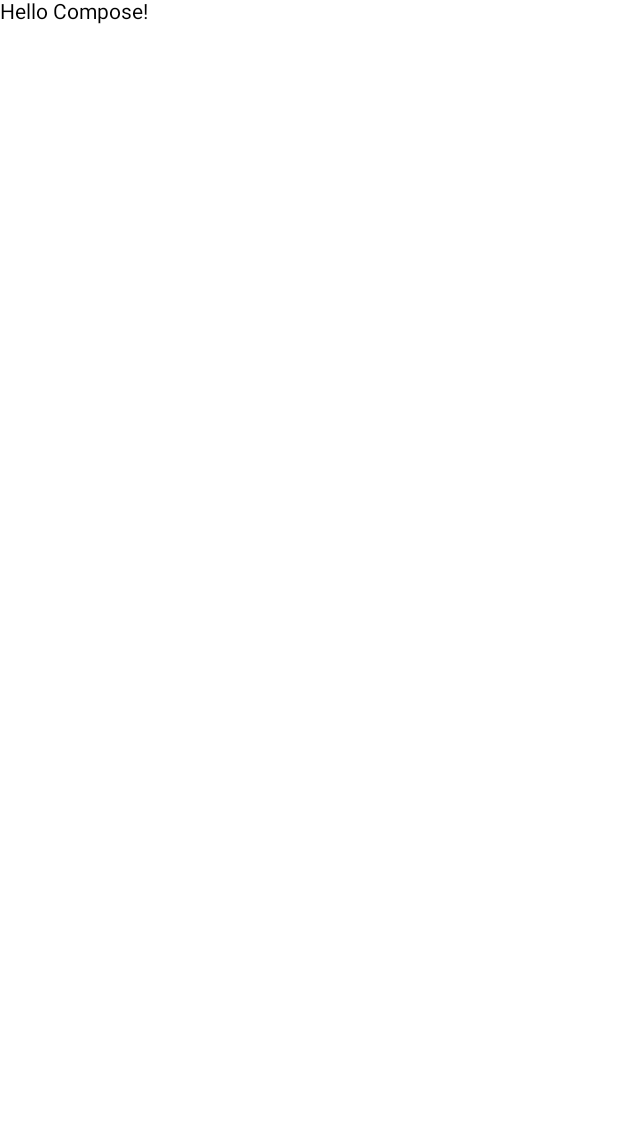
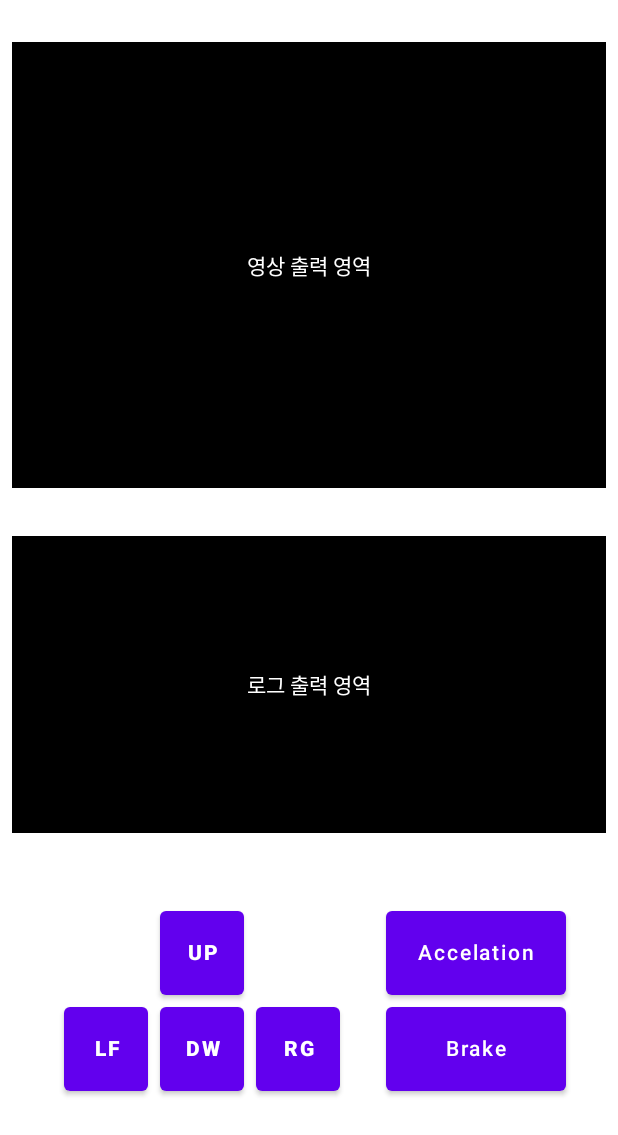
Before and after one commit to byeongkukoh/Exprover, an Android app built with Jetpack Compose: the screen it shows after launch (MainActivity), on a phone screen of 412 x 824 dp. Before the commit the part shown is almost empty. Shown: the top 1135 px of the screen. Run offline under Robolectric (Android 15) with nearby library versions, the phone set to English and light mode, and no system bars.

Commit message:
design: Android UI/UX 구성 - 영상 위치 세팅 - 로그 위치 세팅 - 컨트롤 패널 위치 세팅

```diff
--- a/AndroidController/app/build.gradle.kts
+++ b/AndroidController/app/build.gradle.kts
@@ -51,6 +51,7 @@ dependencies {
     implementation(libs.androidx.core.ktx)
     implementation(libs.androidx.appcompat)
     implementation(libs.material)
+    implementation(libs.androidx.ui.graphics.android)
     testImplementation(libs.junit)
     androidTestImplementation(libs.androidx.junit)
     androidTestImplementation(libs.androidx.espresso.core)
--- a/AndroidController/app/src/main/java/com/rccar/androidcontroller/MainActivity.kt
+++ b/AndroidController/app/src/main/java/com/rccar/androidcontroller/MainActivity.kt
@@ -3,6 +3,7 @@ package com.rccar.androidcontroller
 import android.os.Bundle
 import androidx.activity.ComponentActivity
 import androidx.activity.compose.setContent
+import androidx.compose.foundation.background
 
 import androidx.compose.runtime.Composable
 import androidx.compose.material.Text
@@ -11,17 +12,129 @@ import androidx.compose.foundation.layout.*
 import androidx.compose.ui.Alignment
 import androidx.compose.ui.Modifier
 import androidx.compose.ui.unit.dp
+import androidx.compose.ui.graphics.Color
+import androidx.compose.ui.text.font.FontWeight
+import androidx.compose.ui.text.style.TextAlign
+import androidx.compose.ui.unit.*
+
 
 class MainActivity : ComponentActivity() {
     override fun onCreate(savedInstanceState: Bundle?) {
         super.onCreate(savedInstanceState)
         setContent {
-            MyFirstScreen()
+            MainScreen()
         }
     }
 }
 
+// 메인 화면 구성
 @Composable
-fun MyFirstScreen() {
-    Text(text = "Hello Compose!")
+fun MainScreen() {
+    Column (
+        modifier = Modifier
+            .fillMaxWidth().padding(8.dp),
+        verticalArrangement = Arrangement.Top,
+        horizontalAlignment = Alignment.CenterHorizontally,
+    ) {
+        Spacer(modifier = Modifier.height(20.dp))
+        Box(
+            modifier = Modifier
+                .fillMaxWidth().aspectRatio(4f / 3f).background(Color.Black),
+            contentAlignment = Alignment.Center
+        ) {
+            Text("영상 출력 영역", color = Color.White)
+        }
+        Spacer(modifier = Modifier.height(32.dp))
+        Box(
+            modifier = Modifier
+                .fillMaxWidth().aspectRatio(4f / 2f).background(Color.Black),
+            contentAlignment = Alignment.Center
+        ) {
+            Text("로그 출력 영역", color = Color.White)
+        }
+        Spacer(modifier = Modifier.height(32.dp))
+        ControlPanel()
+    }
 }
+
+// 컨트롤 패널 구성
+@Composable
+fun ControlPanel() {
+    Row(
+        modifier = Modifier
+            .fillMaxWidth().padding(8.dp),
+        horizontalArrangement = Arrangement.SpaceEvenly,
+        verticalAlignment = Alignment.CenterVertically,
+    ) {
+        Column(
+            modifier = Modifier.width(IntrinsicSize.Min),
+            verticalArrangement = Arrangement.Center,
+            horizontalAlignment = Alignment.CenterHorizontally,
+        ) {
+            DirectionGrid()
+        }
+        Column (
+            modifier = Modifier.width(IntrinsicSize.Min),
+            verticalArrangement = Arrangement.Center,
+            horizontalAlignment = Alignment.CenterHorizontally,
+        ) {
+            Button(
+                onClick = { println("눌림")},
+                modifier = Modifier
+                    .width(128.dp).height(64.dp).padding(4.dp),
+            ) {
+                Text("Accelation")
+            }
+            Button(
+                onClick = { println("눌림")},
+                modifier = Modifier
+                    .width(128.dp).height(64.dp).padding(4.dp),
+            ) {
+                Text("Brake")
+            }
+        }
+    }
+}
+
+// 방향키 그리드 구성
+@Composable
+fun DirectionGrid(modifier: Modifier = Modifier) {
+    Column(
+        modifier = modifier
+            .padding(8.dp),
+        verticalArrangement = Arrangement.Center,
+        horizontalAlignment = Alignment.CenterHorizontally,
+    ) {
+        Row (
+            horizontalArrangement = Arrangement.Center,
+        ) {
+            Spacer(modifier = Modifier.size(64.dp))
+            DirectionButton("UP")
+            Spacer(modifier = Modifier.size(64.dp))
+        }
+        Row (
+            horizontalArrangement = Arrangement.Center,
+        ) {
+            DirectionButton("LF")
+            DirectionButton("DW")
+            DirectionButton("RG")
+        }
+    }
+}
+
+// 방향키 버튼 함수
+@Composable
+fun DirectionButton(label: String) {
+    Button(
+        onClick = { println("$label 눌림")},
+        modifier = Modifier
+            .size(64.dp).padding(4.dp),
+    ) {
+        Text(
+            label,
+            fontSize = 14.sp,
+            fontWeight = FontWeight.W900,
+            textAlign = TextAlign.Center
+        )
+    }
+}
--- a/AndroidController/gradle/libs.versions.toml
+++ b/AndroidController/gradle/libs.versions.toml
@@ -7,6 +7,7 @@ junitVersion = "1.2.1"
 espressoCore = "3.6.1"
 appcompat = "1.7.0"
 material = "1.12.0"
+uiGraphicsAndroid = "1.8.2"
 
 [libraries]
 androidx-core-ktx = { group = "androidx.core", name = "core-ktx", version.ref = "coreKtx" }
@@ -15,6 +16,7 @@ androidx-junit = { group = "androidx.test.ext", name = "junit", version.ref = "j
 androidx-espresso-core = { group = "androidx.test.espresso", name = "espresso-core", version.ref = "espressoCore" }
 androidx-appcompat = { group = "androidx.appcompat", name = "appcompat", version.ref = "appcompat" }
 material = { group = "com.google.android.material", name = "material", version.ref = "material" }
+androidx-ui-graphics-android = { group = "androidx.compose.ui", name = "ui-graphics-android", version.ref = "uiGraphicsAndroid" }
 
 [plugins]
 android-application = { id = "com.android.application", version.ref = "agp" }
```
